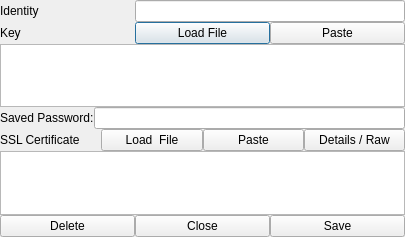
Qt form ui/cert-edit.ui (berndhs/egalite) before a commit.
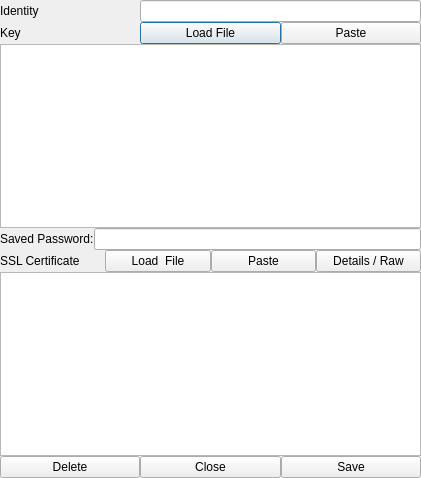
The same form after that commit. Icons and pictures are not drawn.

Commit message: next version and bigger cert edit window

```diff
--- a/ui/cert-edit.ui
+++ b/ui/cert-edit.ui
@@ -7,8 +7,8 @@
    <rect>
     <x>0</x>
     <y>0</y>
-    <width>405</width>
-    <height>237</height>
+    <width>421</width>
+    <height>478</height>
    </rect>
   </property>
   <property name="windowTitle">
```
The commit also changes 1 other file.
